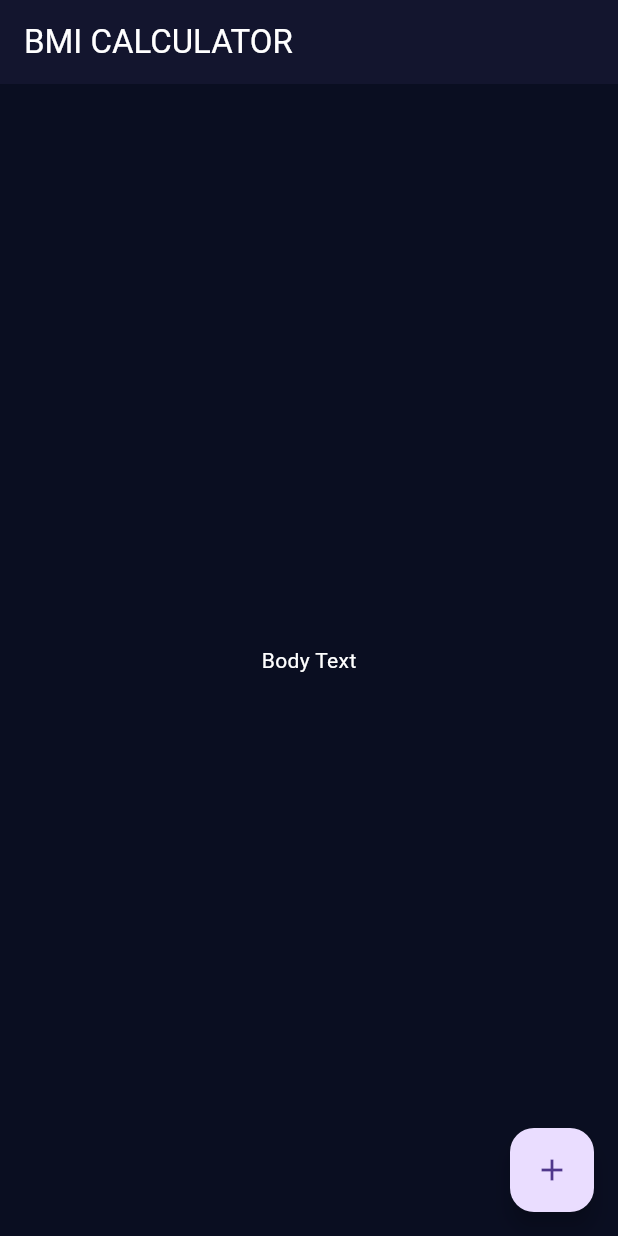
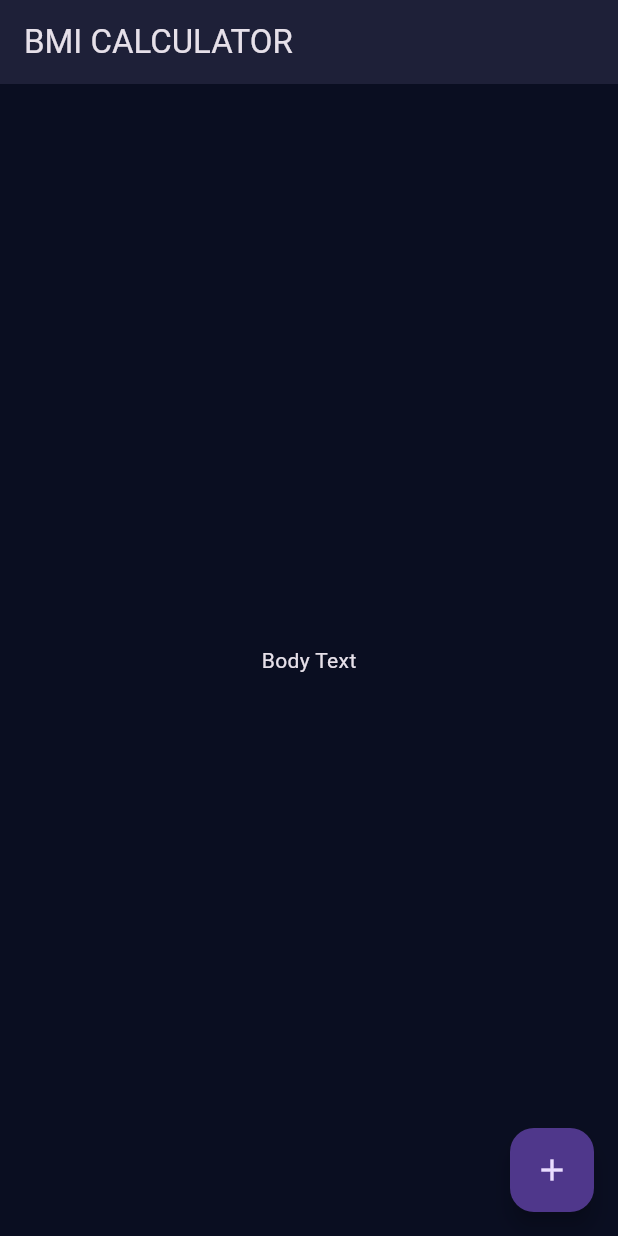
Before and after one commit to abdulrehmana28/flutter_bmi_calculator, a Flutter app: the screen it shows after launch, on a phone screen of 412 x 824 dp. Run offline on Flutter 3.47's test engine with Material 3 defaults, Android fonts, the phone set to English and light mode, and no system bars.

Commit message:
added custom theme
by using copyWith & Theme widget for custom theme for a specific page

```diff
--- a/lib/main.dart
+++ b/lib/main.dart
@@ -8,7 +8,18 @@ class BMICalculator extends StatelessWidget {
   @override
   Widget build(BuildContext context) {
     return MaterialApp(
-      theme: ThemeData(
+      theme: ThemeData.dark().copyWith(
+        primaryColor: const Color(0xFF0A0E21),
+        appBarTheme: const AppBarTheme(
+          backgroundColor: Color(0xFF0A0E21),
+        ),
+        scaffoldBackgroundColor: const Color(0xFF0A0E21),
+      ),
+      home: InputPage(),
+    );
+  }
+}
+/*
         primaryColor: const Color(0xFF0A0E21),
         appBarTheme: const AppBarTheme(
           backgroundColor: Color(0xFF0A0E21),
@@ -19,12 +30,7 @@ class BMICalculator extends StatelessWidget {
         textTheme: const TextTheme(
           // For the body text color in the app
           bodyMedium: TextStyle(color: Colors.white),
-        ),
-      ),
-      home: InputPage(),
-    );
-  }
-}
+        ), */
 
 class InputPage extends StatefulWidget {
   @override
@@ -46,9 +52,14 @@ class _InputPageState extends State<InputPage> {
           'Body Text',
         ),
       ),
-      floatingActionButton: FloatingActionButton(
-        onPressed: () {},
-        child: const Icon(Icons.add),
+
+      // Custom theme for a specific widget
+      floatingActionButton: Theme(
+        data: ThemeData.dark(),
+        child: FloatingActionButton(
+          onPressed: () {},
+          child: const Icon(Icons.add),
+        ),
       ),
     );
   }
```
